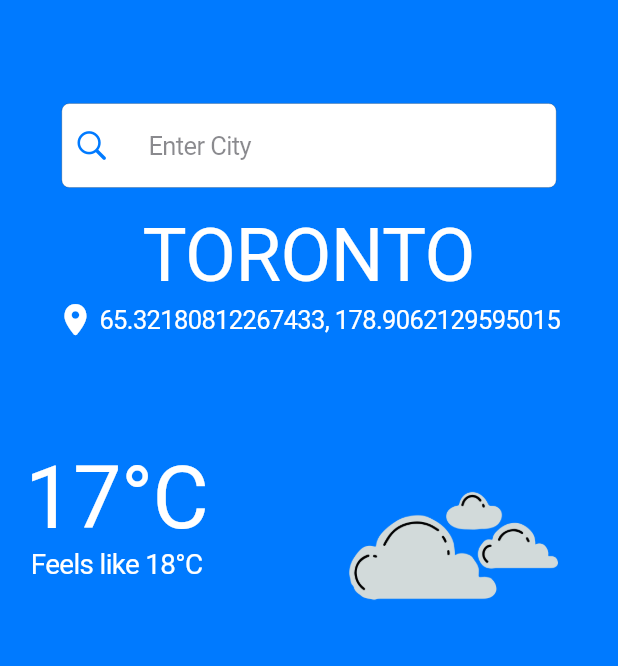
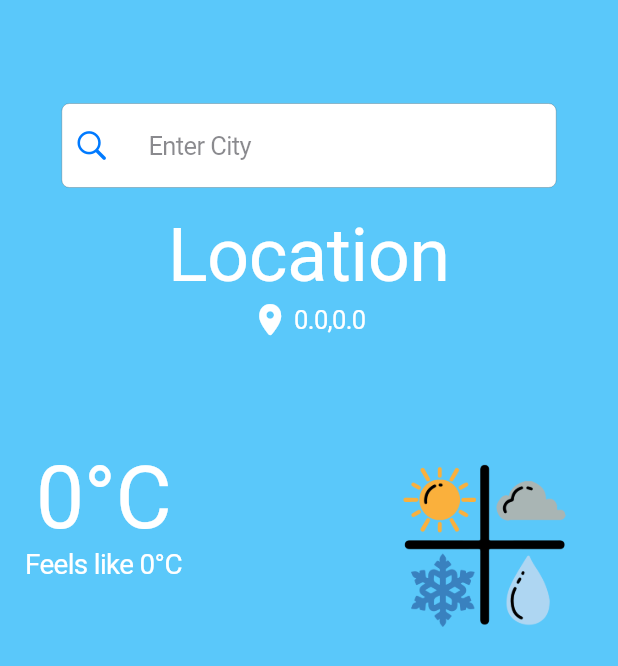
Before and after one commit to Sadman-123/Cloud-Mate, a Flutter app: the screen it shows after launch, on a phone screen of 412 x 824 dp. Shown: the top 666 px of the screen. Run offline on Flutter 3.47's test engine with Material 3 defaults, Android fonts, the phone set to English and light mode, and no system bars; our stand-ins replace get; network calls fail.

```diff
--- a/lib/custom_widget/location_card.dart
+++ b/lib/custom_widget/location_card.dart
@@ -1,7 +1,10 @@
 import 'package:flutter/cupertino.dart';
+import 'package:jossweather/provider/weather_provider.dart';
+import 'package:get/get.dart';
 class LocationCard extends StatelessWidget{
   final double mdw,mdh;
-  const LocationCard({super.key, required this.mdw, required this.mdh});
+  LocationCard({super.key, required this.mdw, required this.mdh});
+  WeatherProvider home=Get.find();
   @override
   Widget build(BuildContext context) {
     return Container(
@@ -9,18 +12,18 @@ class LocationCard extends StatelessWidget{
       width: mdw*0.9,
       child: Column(
         children: [
-          Text("TORONTO",style: TextStyle(
-            fontSize: mdw*0.12,
-            overflow: TextOverflow.ellipsis
-              ,color: CupertinoColors.white
-          ),),
+         Obx(()=> Text(home.loc.isEmpty?"Location":"${home.loc}",style: TextStyle(
+             fontSize: mdw*0.12,
+             overflow: TextOverflow.ellipsis
+             ,color: CupertinoColors.white
+         ),),),
           SizedBox(height: mdh*0.002,),
           Row(
             mainAxisAlignment: MainAxisAlignment.center,
             children: [
               Icon(CupertinoIcons.location_solid,color: CupertinoColors.white,),
               SizedBox(width: mdw*0.01,),
-              Text("65.32180812267433, 178.9062129595015",overflow: TextOverflow.ellipsis,style: TextStyle(color: CupertinoColors.white),)
+              Obx(()=>Text("${home.lat},${home.lon}",overflow: TextOverflow.ellipsis,style: TextStyle(color: CupertinoColors.white),))
             ],
           )
         ],
--- a/lib/custom_widget/temperature_and_icon.dart
+++ b/lib/custom_widget/temperature_and_icon.dart
@@ -1,7 +1,10 @@
 import 'package:flutter/cupertino.dart';
+import 'package:jossweather/provider/weather_provider.dart';
+import 'package:get/get.dart';
 class TemperatureAndIcon extends StatelessWidget{
   final double mdw,mdh;
-  const TemperatureAndIcon({super.key, required this.mdw, required this.mdh});
+   TemperatureAndIcon({super.key, required this.mdw, required this.mdh});
+   WeatherProvider home=Get.find();
   @override
   Widget build(BuildContext context) {
     return Container(
@@ -15,18 +18,20 @@ class TemperatureAndIcon extends StatelessWidget{
             child: Container(
               child: Column(
                 children: [
-                  Text("17°C",style: TextStyle(fontSize: mdw*0.14,color: CupertinoColors.white),),
-                  Text("Feels like 18°C",style: TextStyle(fontSize: mdw*0.045,color: CupertinoColors.white),)
+                 Obx(()=> Text("${home.temp.ceil()}°C",style: TextStyle(fontSize: mdw*0.14,color: CupertinoColors.white),),),
+                  Obx(()=>Text("Feels like ${home.feels_like.ceil()}°C",style: TextStyle(fontSize: mdw*0.045,color: CupertinoColors.white),))
                 ],
               ),
             ),
           ),
-          Padding(
-            padding: const EdgeInsets.all(8.0),
-            child: Container(
-              child: Image.asset("assets/cloud.png",fit: BoxFit.cover,width: mdw*0.45,),
-            ),
-          )
+         Obx((){
+           return  Padding(
+             padding: const EdgeInsets.all(8.0),
+             child: Container(
+               child: Image.asset(home.weather_status.value.isEmpty?"assets/weather-change.png":"${home.weather_status.value}",fit: BoxFit.cover,width: mdw*0.35,),
+             ),
+           );
+         })
         ],
       ),
     );
--- a/lib/main.dart
+++ b/lib/main.dart
@@ -1,22 +1,20 @@
 import 'package:flutter/cupertino.dart';
+import 'package:get/get.dart';
 import 'package:jossweather/provider/weather_provider.dart';
 import 'package:jossweather/screen/app.dart';
-import 'package:provider/provider.dart';
 void main()
 {
+  Get.put(WeatherProvider());
   runApp(Main());
 }
 class Main extends StatelessWidget
 {
   @override
   Widget build(BuildContext context) {
-    return MultiProvider(
-      providers: [ChangeNotifierProvider(create: (context) => WeatherProvider(),)],
-      child: CupertinoApp(
-        debugShowCheckedModeBanner: false,
-        initialRoute: '/',
-        routes: {'/':(context)=>App()},
-      ),
+    return GetCupertinoApp(
+      debugShowCheckedModeBanner: false,
+      initialRoute: '/',
+      routes: {'/':(context)=>App()},
     );
   }
 }
--- a/lib/screen/app.dart
+++ b/lib/screen/app.dart
@@ -2,28 +2,31 @@ import 'package:flutter/cupertino.dart';
 import 'package:jossweather/custom_widget/location_card.dart';
 import 'package:jossweather/custom_widget/search_bar.dart';
 import 'package:jossweather/custom_widget/temperature_and_icon.dart';
-class App extends StatelessWidget{
+import 'package:jossweather/provider/weather_provider.dart';
+import 'package:get/get.dart';
+class App extends StatelessWidget {
+  WeatherProvider weather = Get.find();
   @override
   Widget build(BuildContext context) {
-    var mdh=MediaQuery.sizeOf(context).height;
-    var mdw=MediaQuery.sizeOf(context).width;
-   return CupertinoPageScaffold(
+    var mdh = MediaQuery.sizeOf(context).height;
+    var mdw = MediaQuery.sizeOf(context).width;
+    return Obx(() => CupertinoPageScaffold(
       navigationBar: CupertinoNavigationBar(
-       backgroundColor: CupertinoColors.activeBlue,
+        backgroundColor: weather.co.value,
       ),
-     backgroundColor: CupertinoColors.activeBlue,
+      backgroundColor: weather.co.value,
       child: SafeArea(
         child: Center(
           child: Column(
             children: [
-            SearchBar(mdh: mdh,mdw: mdw,),
-            SizedBox(height: mdh*0.02,),
+              SearchBar(mdh: mdh, mdw: mdw),
+              SizedBox(height: mdh * 0.02),
               LocationCard(mdw: mdw, mdh: mdh),
               TemperatureAndIcon(mdw: mdw, mdh: mdh)
             ],
           ),
         ),
       ),
-   );
+    ));
   }
 }
--- a/pubspec.yaml
+++ b/pubspec.yaml
@@ -37,6 +37,7 @@ dependencies:
   cupertino_icons: ^1.0.8
   http: ^1.2.2
   provider: ^6.1.2
+  get: ^4.6.6
 
 dev_dependencies:
   flutter_test:
```
Also changed, not shown: lib/provider/weather_provider.dart (+77 -3 lines), assets/fog.png (added), assets/hot.png (added), assets/lighning.png (added), assets/mist.png (added), assets/rain.png (added), assets/snow.png (added), assets/weather-change.png (added), pubspec.lock. Lines whose indentation alone changed are shown as unchanged.
